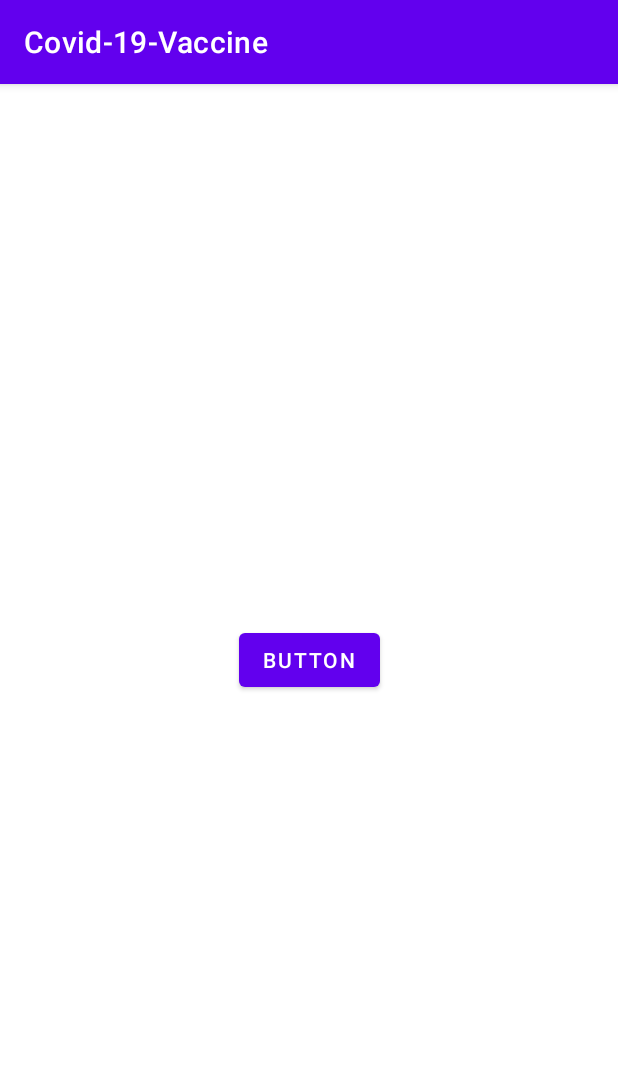
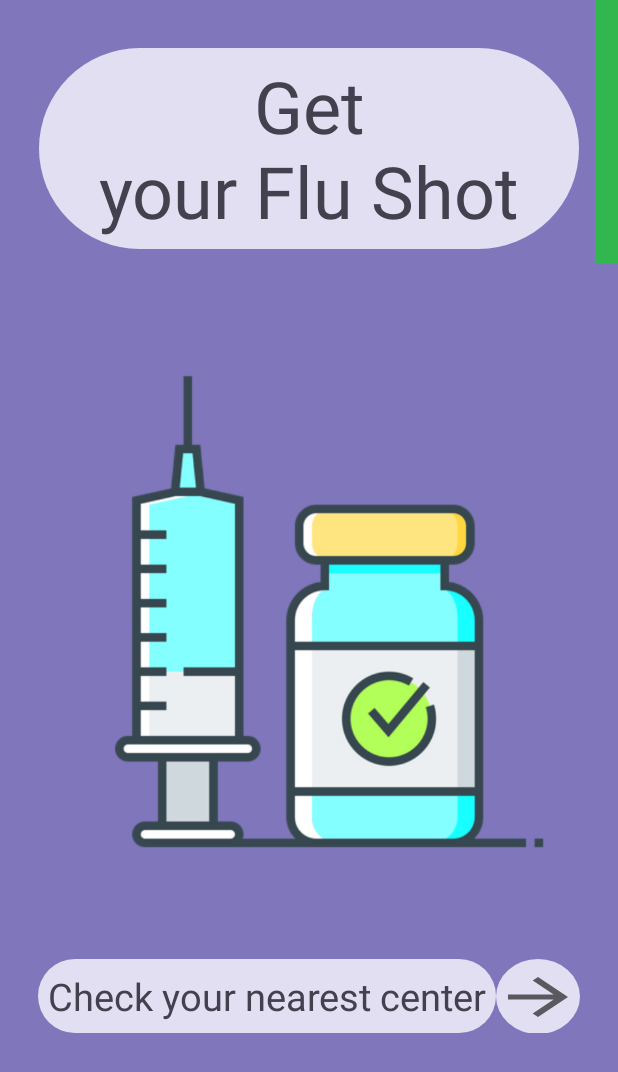
Before and after one commit to codenipun/Covid-19-Vaccination, an Android app: the screen it shows after launch (MainActivity), on a phone screen of 412 x 824 dp. Shown: the top 1072 px of the screen. Run offline under Robolectric (Android 15) with nearby library versions, the phone set to English and light mode, and no system bars.

Commit message:
main activity designing done

```diff
--- a/app/src/main/AndroidManifest.xml
+++ b/app/src/main/AndroidManifest.xml
@@ -9,12 +9,15 @@
         android:label="@string/app_name"
         android:roundIcon="@mipmap/ic_launcher_round"
         android:supportsRtl="true"
-        android:theme="@style/Theme.Covid19Vaccine">
+        >
         <activity android:name=".MainActivity2"
+            android:theme="@style/Theme.Covid19Vaccine"
             android:parentActivityName=".MainActivity">
 
         </activity>
-        <activity android:name=".MainActivity">
+        <activity android:name=".MainActivity"
+            android:theme="@style/Theme.mainctivity"
+            >
             <intent-filter>
                 <action android:name="android.intent.action.MAIN" />
 
--- a/app/src/main/java/com/codenipun/covid_19_vaccine/MainActivity.kt
+++ b/app/src/main/java/com/codenipun/covid_19_vaccine/MainActivity.kt
@@ -3,14 +3,14 @@ package com.codenipun.covid_19_vaccine
 import android.content.Intent
 import androidx.appcompat.app.AppCompatActivity
 import android.os.Bundle
-import android.view.View
-import android.widget.Button
+
+import android.widget.ImageButton
 
 class MainActivity : AppCompatActivity() {
     override fun onCreate(savedInstanceState: Bundle?) {
         super.onCreate(savedInstanceState)
         setContentView(R.layout.activity_main)
-        val button : Button = findViewById(R.id.button)
+        val button : ImageButton = findViewById(R.id.button)
         button.setOnClickListener() {
             intent = Intent(this, MainActivity2::class.java)
             startActivity(intent)
--- /dev/null
+++ b/app/src/main/res/drawable/circle.xml
@@ -0,0 +1,9 @@
+<?xml version="1.0" encoding="utf-8"?>
+<shape
+    xmlns:android="http://schemas.android.com/apk/res/android"
+    android:shape="oval"
+    android:tint="#E1DFF1">
+<size android:height="36dp"
+    android:width="36dp"/>
+<corners android:radius="18dp"/>
+</shape>
--- /dev/null
+++ b/app/src/main/res/drawable/ic_baseline_arrow_forward_24.xml
@@ -0,0 +1,10 @@
+<vector xmlns:android="http://schemas.android.com/apk/res/android"
+    android:width="60dp"
+    android:height="40dp"
+    android:viewportWidth="24"
+    android:viewportHeight="24"
+    android:tint="?attr/colorControlNormal">
+  <path
+      android:fillColor="@android:color/white"
+      android:pathData="M12,4l-1.41,1.41L16.17,11H4v2h12.17l-5.58,5.59L12,20l8,-8z"/>
+</vector>
--- /dev/null
+++ b/app/src/main/res/drawable/ic_grad.xml
@@ -0,0 +1,9 @@
+<vector xmlns:android="http://schemas.android.com/apk/res/android"
+    android:width="15dp"
+    android:height="176dp"
+    android:viewportWidth="15"
+    android:viewportHeight="176">
+  <path
+      android:pathData="M0,0h15v176h-15z"
+      android:fillColor="#32B74F"/>
+</vector>
--- /dev/null
+++ b/app/src/main/res/drawable/rounded.xml
@@ -0,0 +1,9 @@
+<?xml version="1.0" encoding="utf-8"?>
+<shape
+    xmlns:android="http://schemas.android.com/apk/res/android"
+    android:shape="rectangle"
+    android:tint="#E1DFF1">
+
+    <corners
+        android:radius="150dp"/>
+</shape>
--- a/app/src/main/res/layout/activity_main.xml
+++ b/app/src/main/res/layout/activity_main.xml
@@ -4,26 +4,84 @@
     xmlns:tools="http://schemas.android.com/tools"
     android:layout_width="match_parent"
     android:layout_height="match_parent"
+    android:background="@color/purple"
     tools:context=".MainActivity">
-
-    <TextView
-        android:id="@+id/textView"
+<LinearLayout
+    android:layout_width="match_parent"
+    android:layout_height="match_parent"
+    android:gravity="right">
+    <ImageView
         android:layout_width="wrap_content"
         android:layout_height="wrap_content"
-        android:text="Hello World!"
-        app:layout_constraintBottom_toBottomOf="parent"
-        app:layout_constraintLeft_toLeftOf="parent"
-        app:layout_constraintRight_toRightOf="parent"
-        app:layout_constraintTop_toTopOf="parent" />
+        android:src="@drawable/ic_grad">
+    </ImageView>
+</LinearLayout>
+    <TextView
+        android:id="@+id/textView2"
+        android:layout_width="360dp"
+        android:layout_height="134dp"
+        android:layout_marginTop="32dp"
+        android:background="@drawable/rounded"
+        android:gravity="center"
+        android:text="Get
+                   your Flu Shot"
+        android:textColor="#43414E"
 
-    <Button
-        android:id="@+id/button"
-        android:layout_width="wrap_content"
-        android:layout_height="wrap_content"
-        android:text="Button"
-        app:layout_constraintBottom_toBottomOf="parent"
+        android:textSize="48dp"
+        android:theme="@style/Theme.secondActivity"
         app:layout_constraintEnd_toEndOf="parent"
         app:layout_constraintStart_toStartOf="parent"
         app:layout_constraintTop_toTopOf="parent" />
 
+    <ImageView
+        android:id="@+id/imageView"
+        android:layout_width="365dp"
+        android:layout_height="457dp"
+        android:layout_marginTop="16dp"
+        android:src="@drawable/vaccineimg"
+        app:layout_constraintEnd_toEndOf="parent"
+        app:layout_constraintHorizontal_bias="0.543"
+        app:layout_constraintStart_toStartOf="parent"
+        app:layout_constraintTop_toBottomOf="@+id/textView2" />
+
+    <LinearLayout
+        android:id="@+id/linearLayout"
+        android:layout_width="367dp"
+        android:layout_height="89dp"
+        android:layout_marginBottom="12dp"
+        android:orientation="horizontal"
+        android:paddingBottom="40dp"
+        app:layout_constraintBottom_toBottomOf="parent"
+        app:layout_constraintEnd_toEndOf="parent"
+        app:layout_constraintHorizontal_bias="0.568"
+        app:layout_constraintStart_toStartOf="parent"
+        app:layout_constraintTop_toBottomOf="@+id/imageView"
+        app:layout_constraintVertical_bias="0.0">
+
+        <TextView
+            android:layout_width="305dp"
+            android:layout_height="49dp"
+            android:background="@drawable/rounded"
+            android:gravity="center"
+            android:text="Check your nearest center"
+            android:textColor="@color/offblack"
+            android:textSize="25dp"
+
+            android:theme="@style/Theme.secondActivity"
+            tools:layout_editor_absoluteX="16dp"
+            tools:layout_editor_absoluteY="635dp" />
+
+        <ImageButton
+            android:id="@+id/button"
+            android:layout_width="56dp"
+            android:layout_height="50dp"
+            android:background="@drawable/circle"
+            android:src="@drawable/ic_baseline_arrow_forward_24"
+            android:theme="@style/Theme.secondActivity"
+            tools:ignore="MissingConstraints"
+            tools:layout_editor_absoluteX="339dp"
+            tools:layout_editor_absoluteY="635dp" />
+    </LinearLayout>
+
+
 </androidx.constraintlayout.widget.ConstraintLayout>
--- a/app/src/main/res/values-night/themes.xml
+++ b/app/src/main/res/values-night/themes.xml
@@ -3,7 +3,7 @@
     <style name="Theme.Covid19Vaccine" parent="Theme.MaterialComponents.DayNight.DarkActionBar">
         <!-- Primary brand color. -->
         <item name="colorPrimary">@color/purple_200</item>
-        <item name="colorPrimaryVariant">@color/purple_700</item>
+        <item name="colorPrimaryVariant">@color/purple</item>
         <item name="colorOnPrimary">@color/black</item>
         <!-- Secondary brand color. -->
         <item name="colorSecondary">@color/teal_200</item>
--- a/app/src/main/res/values/colors.xml
+++ b/app/src/main/res/values/colors.xml
@@ -7,4 +7,7 @@
     <color name="teal_700">#FF018786</color>
     <color name="black">#FF000000</color>
     <color name="white">#FFFFFFFF</color>
+    <color name="purple">#7F76BC</color>
+    <color name="offblack">#43414E</color>
+
 </resources>
--- a/app/src/main/res/values/themes.xml
+++ b/app/src/main/res/values/themes.xml
@@ -2,8 +2,8 @@
     <!-- Base application theme. -->
     <style name="Theme.Covid19Vaccine" parent="Theme.MaterialComponents.DayNight.DarkActionBar">
         <!-- Primary brand color. -->
-        <item name="colorPrimary">@color/purple_500</item>
-        <item name="colorPrimaryVariant">@color/purple_700</item>
+        <item name="colorPrimary">@color/purple</item>
+        <item name="colorPrimaryVariant">@color/purple</item>
         <item name="colorOnPrimary">@color/white</item>
         <!-- Secondary brand color. -->
         <item name="colorSecondary">@color/teal_200</item>
@@ -13,4 +13,13 @@
         <item name="android:statusBarColor" tools:targetApi="l">?attr/colorPrimaryVariant</item>
         <!-- Customize your theme here. -->
     </style>
+    <style name="Theme.secondActivity" parent="Theme.MaterialComponents.DayNight.DarkActionBar">
+        <item name="colorPrimary">#E1DFF1</item>
+        <item name="colorPrimaryVariant">#fff</item>
+    </style>
+    <style name="Theme.mainctivity" parent="Theme.MaterialComponents.DayNight.NoActionBar.Bridge">
+        <item name="colorPrimary">@color/purple</item>
+        <item name="colorPrimaryVariant">@color/purple</item>
+        <item name="android:statusBarColor" tools:targetApi="l">?attr/colorPrimaryVariant</item>
+    </style>
 </resources>
```
Also changed, not shown: app/src/main/res/drawable-v24/vaccineimage.jpg (deleted), app/src/main/res/drawable-v24/vaccineimg.png (added), app/src/main/res/drawable/vaccineimage.jpg (deleted), app/src/main/res/drawable/vaccineimg.png (added).
